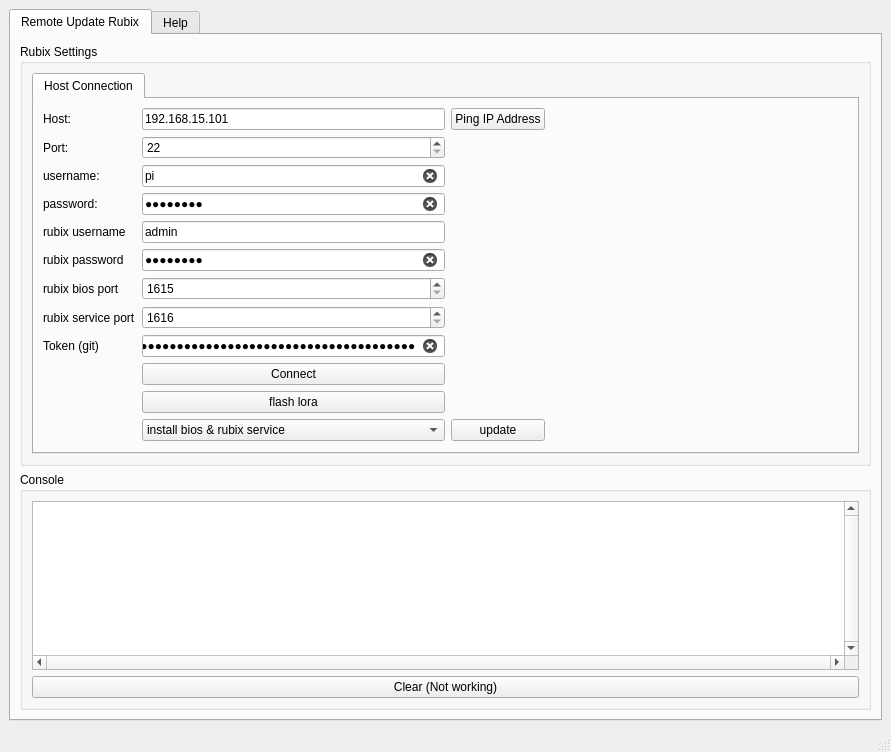
First picture: the form in resources/views/MainWindow.ui, repository NubeIO/rubix-updater-gui, before the edit.
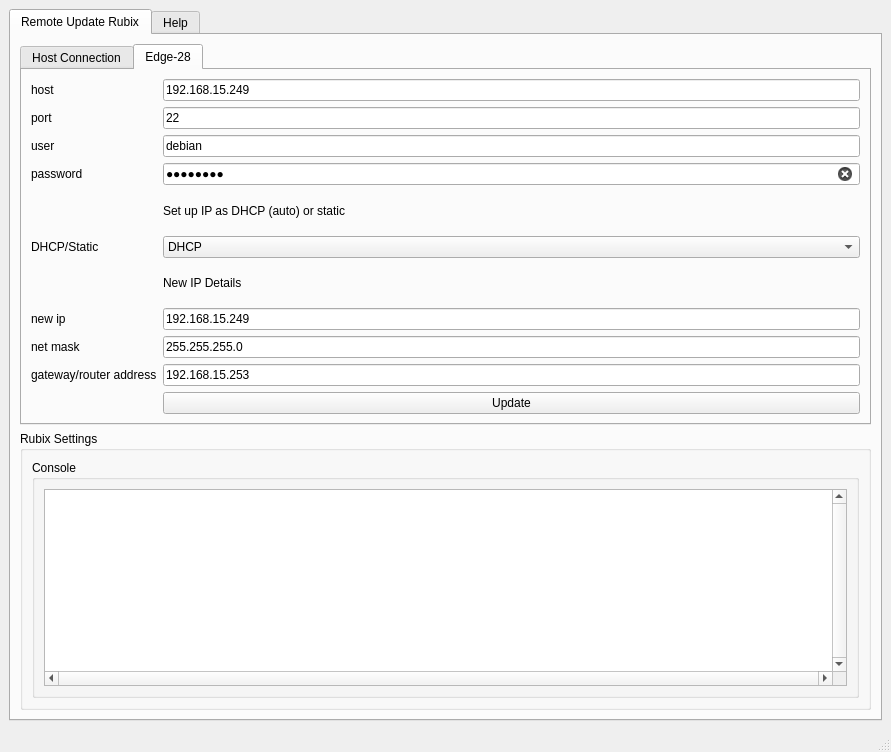
Second picture: the form after the edit.

Patch:
```diff
--- a/resources/views/MainWindow.ui
+++ b/resources/views/MainWindow.ui
@@ -74,21 +74,12 @@
        </attribute>
        <layout class="QVBoxLayout" name="verticalLayout_2">
         <item>
-         <widget class="QGroupBox" name="groupBox_2">
-          <property name="title">
-           <string>Rubix Settings</string>
-          </property>
-          <property name="checkable">
-           <bool>false</bool>
-          </property>
-          <layout class="QHBoxLayout" name="horizontalLayout">
-           <item>
             <widget class="QTabWidget" name="token">
              <property name="enabled">
               <bool>true</bool>
              </property>
              <property name="currentIndex">
-              <number>0</number>
+           <number>1</number>
              </property>
              <widget class="QWidget" name="widget">
               <attribute name="title">
@@ -232,7 +223,7 @@
                <item row="0" column="2">
                 <widget class="QLineEdit" name="setting_remote_update_host">
                  <property name="text">
-                  <string>192.168.15.101</string>
+               <string>192.168.15.189</string>
                  </property>
                 </widget>
                </item>
@@ -277,7 +268,7 @@
                   <number>22</number>
                  </property>
                  <property name="maximum">
-                  <number>2000</number>
+               <number>60000</number>
                  </property>
                 </widget>
                </item>
@@ -317,11 +308,170 @@
                </item>
               </layout>
              </widget>
+          <widget class="QWidget" name="tab">
+           <attribute name="title">
+            <string>Edge-28</string>
+           </attribute>
+           <layout class="QGridLayout" name="gridLayout_2">
+            <item row="7" column="2">
+             <widget class="QLineEdit" name="bbb_new_ip">
+              <property name="text">
+               <string>192.168.15.249</string>
+              </property>
+             </widget>
+            </item>
+            <item row="9" column="2">
+             <widget class="QLineEdit" name="bbb_new_router">
+              <property name="text">
+               <string>192.168.15.253</string>
+              </property>
+             </widget>
+            </item>
+            <item row="8" column="1">
+             <widget class="QLabel" name="label_16">
+              <property name="text">
+               <string>net mask</string>
+              </property>
+             </widget>
+            </item>
+            <item row="1" column="1">
+             <widget class="QLabel" name="label_13">
+              <property name="text">
+               <string>port</string>
+              </property>
+             </widget>
+            </item>
+            <item row="5" column="1">
+             <widget class="QLabel" name="label_14">
+              <property name="text">
+               <string>DHCP/Static</string>
+              </property>
+             </widget>
+            </item>
+            <item row="2" column="1">
+             <widget class="QLabel" name="label_11">
+              <property name="text">
+               <string>user</string>
+              </property>
+             </widget>
+            </item>
+            <item row="8" column="2">
+             <widget class="QLineEdit" name="bbb_new_mask">
+              <property name="text">
+               <string>255.255.255.0</string>
+              </property>
+             </widget>
+            </item>
+            <item row="2" column="2">
+             <widget class="QLineEdit" name="bbb_user">
+              <property name="text">
+               <string>debian</string>
+              </property>
+             </widget>
+            </item>
+            <item row="5" column="2">
+             <widget class="QComboBox" name="bbb_dhcp_static_option">
+              <item>
+               <property name="text">
+                <string>DHCP</string>
+               </property>
+              </item>
+              <item>
+               <property name="text">
+                <string>STATIC</string>
+               </property>
+              </item>
+             </widget>
+            </item>
+            <item row="0" column="1">
+             <widget class="QLabel" name="label_12">
+              <property name="text">
+               <string>host</string>
+              </property>
+             </widget>
+            </item>
+            <item row="0" column="2">
+             <widget class="QLineEdit" name="bbb_host">
+              <property name="text">
+               <string>192.168.15.249</string>
+              </property>
+             </widget>
+            </item>
+            <item row="9" column="1">
+             <widget class="QLabel" name="label_17">
+              <property name="text">
+               <string>gateway/router address</string>
+              </property>
+             </widget>
+            </item>
+            <item row="4" column="2">
+             <widget class="QLabel" name="label_19">
+              <property name="text">
+               <string>Set up IP as DHCP (auto) or static</string>
+              </property>
+             </widget>
+            </item>
+            <item row="7" column="1">
+             <widget class="QLabel" name="label_15">
+              <property name="text">
+               <string>new ip</string>
+              </property>
+             </widget>
+            </item>
+            <item row="3" column="1">
+             <widget class="QLabel" name="label_8">
+              <property name="text">
+               <string>password</string>
+              </property>
+             </widget>
+            </item>
+            <item row="1" column="2">
+             <widget class="QLineEdit" name="bbb_port">
+              <property name="text">
+               <string>22</string>
+              </property>
+             </widget>
+            </item>
+            <item row="6" column="2">
+             <widget class="QLabel" name="label_18">
+              <property name="text">
+               <string>New IP Details</string>
+              </property>
+             </widget>
+            </item>
+            <item row="3" column="2">
+             <widget class="QLineEdit" name="bbb_password">
+              <property name="text">
+               <string>N00B2828</string>
+              </property>
+              <property name="echoMode">
+               <enum>QLineEdit::PasswordEchoOnEdit</enum>
+              </property>
+              <property name="clearButtonEnabled">
+               <bool>true</bool>
+              </property>
+             </widget>
+            </item>
+            <item row="10" column="2">
+             <widget class="QPushButton" name="run_update_bbb_ip">
+              <property name="text">
+               <string>Update</string>
+              </property>
             </widget>
            </item>
           </layout>
          </widget>
+         </widget>
         </item>
+        <item>
+         <widget class="QGroupBox" name="groupBox_2">
+          <property name="title">
+           <string>Rubix Settings</string>
+          </property>
+          <property name="checkable">
+           <bool>false</bool>
+          </property>
+          <layout class="QHBoxLayout" name="horizontalLayout">
         <item>
          <widget class="QGroupBox" name="groupBox">
           <property name="title">
@@ -338,11 +488,7 @@
              </property>
             </widget>
            </item>
-           <item>
-            <widget class="QPushButton" name="action_remote_clear_console">
-             <property name="text">
-              <string>Clear (Not working)</string>
-             </property>
+             </layout>
             </widget>
            </item>
           </layout>
```
Lines whose indentation alone changed are shown as unchanged.
